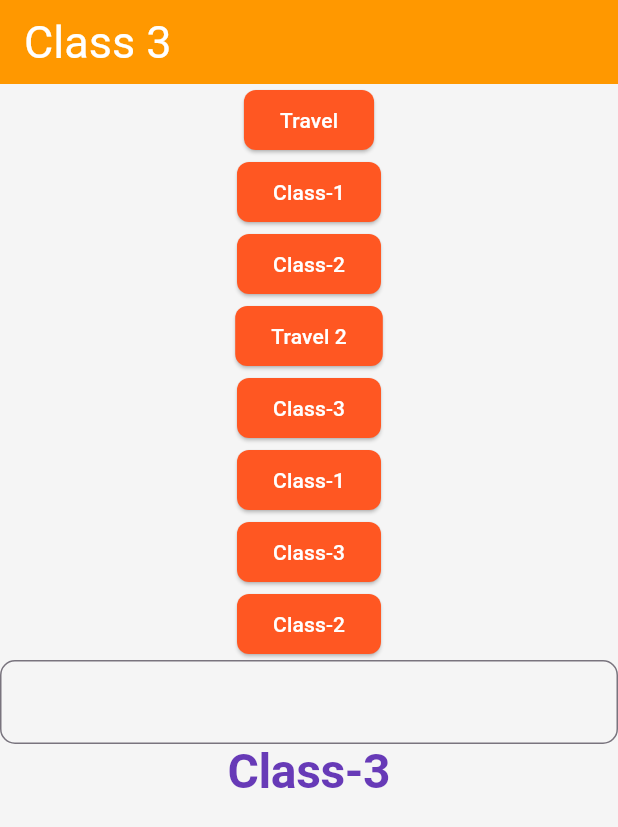
After one commit to taufiqurSabbir/ostad_flutter_11, a Flutter app: the screen it shows after launch, on a phone screen of 412 x 824 dp. The commit adds this screen. Shown: the top 827 px of the screen. Run offline on Flutter 3.47's test engine with Material 3 defaults, Android fonts, the phone set to English and light mode, and no system bars.

Commit message:
module_9_class_3

```diff
--- a/lib/app.dart
+++ b/lib/app.dart
@@ -11,6 +11,7 @@ import 'module_8/module8_stack.dart';
 import 'module_8/module_8_class_1.dart';
 import 'module_9/class_1.dart';
 import 'module_9/class_2.dart';
+import 'module_9/class_3.dart';
 import 'module_9/own_widget.dart';
 
 class MyApp extends StatelessWidget{
@@ -20,8 +21,62 @@ class MyApp extends StatelessWidget{
   @override
   Widget build(BuildContext context) {
     return MaterialApp(
+      theme: ThemeData(
+        brightness: Brightness.light,
+        primaryColor: Colors.purple,
+        primarySwatch: Colors.teal,
+        scaffoldBackgroundColor: Colors.grey.shade100,
+        appBarTheme: AppBarTheme(
+          color: Colors.orange,
+          titleTextStyle: TextStyle(
+            fontSize: 30
+          )
+        ),
+
+        elevatedButtonTheme: ElevatedButtonThemeData(
+          style: ElevatedButton.styleFrom(
+            backgroundColor: Colors.deepOrange,
+            foregroundColor: Colors.white,
+            shape: RoundedRectangleBorder(
+              borderRadius: BorderRadius.circular(8)
+            )
+          )
+        ),
+
+        textTheme:  TextTheme(
+          headline1: TextStyle(
+            fontSize: 32,
+            fontWeight: FontWeight.bold,
+            color: Colors.deepPurple
+          )
+        ),
+
+        inputDecorationTheme: InputDecorationTheme(
+          border: OutlineInputBorder(borderRadius: BorderRadius.circular(10)),
+          focusedBorder: OutlineInputBorder(
+            borderSide: BorderSide(
+              color: Colors.deepPurple,
+              width: 1,
+            ),
+          ),
+          hintStyle: TextStyle(
+            color: Colors.deepPurple,
+          ),
+
+          labelStyle: TextStyle(
+            color: Colors.deepPurple
+          )
+        )
+      ),
       title: 'Batch 11 flutter',
-      home: OwnWidget(),
+      initialRoute: '/class3',
+      routes: {
+        '/home' :(contex) => TravelHomeScreen(),
+        '/class1': (context) =>Alert(),
+        '/class2' : (context) => OwnWidget(),
+        '/class3' : (context) => class3()
+      },
+
 
     );
   }
--- /dev/null
+++ b/lib/module_9/class_3.dart
@@ -0,0 +1,83 @@
+import 'package:flutter/material.dart';
+import 'package:flutter_ostad_11/module_8/modue_8_class_2.dart';
+import 'package:flutter_ostad_11/module_8/module_8_class_1.dart';
+
+import '../module_8/assignment.dart';
+import '../module_8/module8_stack.dart';
+
+class class3 extends StatelessWidget {
+  const class3({super.key});
+
+  @override
+  Widget build(BuildContext context) {
+    return Scaffold(
+      appBar: AppBar(
+        title: Text('Class 3'),
+      ),
+      body: Column(
+        children: [
+          ElevatedButton(
+              onPressed: () {
+                Navigator.pushNamed(context, '/',
+
+                );
+              },
+              child: Text('Travel')),
+          ElevatedButton(
+              onPressed: () {
+                Navigator.pushNamed(context, '/class1');
+              },
+              child: Text('Class-1')),
+          ElevatedButton(
+              onPressed: () {
+                Navigator.pushNamed(context, '/class2');
+              },
+              child: Text('Class-2')),
+
+          ElevatedButton(
+              onPressed: () {
+                Navigator.push(context, PageRouteBuilder(
+                    pageBuilder: (context,animation,secondaryAnimation) => TravelHomeScreen(),
+                  transitionsBuilder: (context,animation,secondaryAnimation,child){
+                    const  begin = Offset(1.0, 0);
+                    const  end = Offset.zero;
+                    const  curve = Curves.ease;
+
+                    var tween = Tween(begin: begin,end: end).chain(CurveTween(curve: curve));
+                    return SlideTransition(position: animation.drive(tween),child: child,);
+                  }
+
+                ));
+              },
+              child: Text('Travel 2')),
+
+          ElevatedButton(
+              onPressed: () {
+               Navigator.pushReplacement(context, MaterialPageRoute(builder: (context)=>Module8Stack()));
+              },
+              child: Text('Class-3')),
+          ElevatedButton(
+              onPressed: () {
+               Navigator.push(context, MaterialPageRoute(builder: (context)=>Module8Class1()));
+              },
+              child: Text('Class-1')),
+          ElevatedButton(
+              onPressed: () {
+               Navigator.push(context, MaterialPageRoute(builder: (context)=>Module8Stack()));
+              },
+              child: Text('Class-3')),
+          ElevatedButton(
+              onPressed: () {
+               Navigator.push(context, MaterialPageRoute(builder: (context)=>Module8class2()));
+              },
+              child: Text('Class-2')),
+
+          TextField(),
+          Text('Class-3',
+          style: Theme.of(context).textTheme.headline1,
+          )
+        ],
+      ),
+    );
+  }
+}
```
